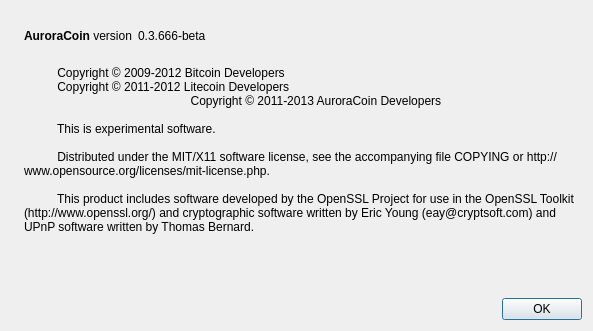
First picture: the form in src/qt/forms/aboutdialog.ui, repository adrixcx/netpln-project, before the edit.
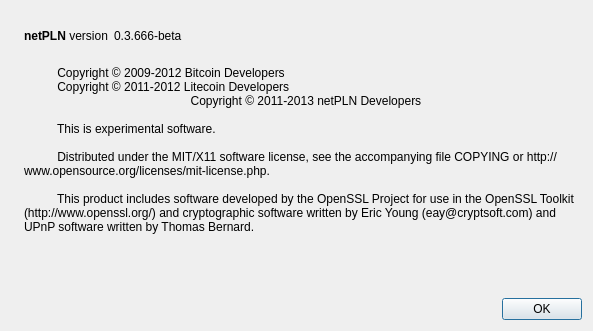
Second picture: the form after the edit. Icons and pictures are not drawn.

```diff
--- a/src/qt/forms/aboutdialog.ui
+++ b/src/qt/forms/aboutdialog.ui
@@ -50,7 +50,7 @@
           <cursorShape>IBeamCursor</cursorShape>
          </property>
          <property name="text">
-          <string>&lt;b&gt;AuroraCoin&lt;/b&gt; version</string>
+          <string>&lt;b&gt;netPLN&lt;/b&gt; version</string>
          </property>
          <property name="textInteractionFlags">
           <set>Qt::LinksAccessibleByMouse|Qt::TextSelectableByKeyboard|Qt::TextSelectableByMouse</set>
@@ -97,7 +97,7 @@
         <string>
           Copyright © 2009-2012 Bitcoin Developers
           Copyright © 2011-2012 Litecoin Developers
-		  Copyright © 2011-2013 AuroraCoin Developers
+		  Copyright © 2011-2013 netPLN Developers
 
           This is experimental software.
 
```
Left out of the diff: 2 changed lines with no effect on the pictures.
